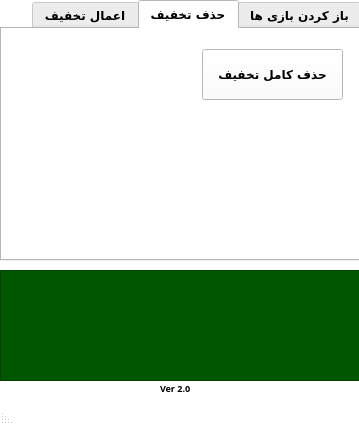
Above: Assets/Main.ui from Phoenix15049/AllAuto before the change. Below: the same form after it.
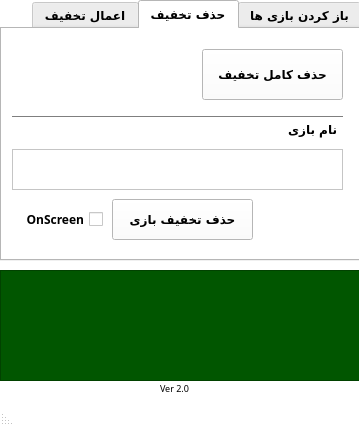
That is the form after the change. The open tabs and pages were chosen to show the change.

Patch:
```diff
--- a/Assets/Main.ui
+++ b/Assets/Main.ui
@@ -11,7 +11,7 @@
     <x>0</x>
     <y>0</y>
     <width>359</width>
-    <height>425</height>
+    <height>426</height>
    </rect>
   </property>
   <property name="sizePolicy">
@@ -29,7 +29,7 @@
   <property name="maximumSize">
    <size>
     <width>359</width>
-    <height>425</height>
+    <height>426</height>
    </size>
   </property>
   <property name="palette">
@@ -517,8 +517,8 @@
      <font>
       <family>IRANYekan</family>
       <pointsize>7</pointsize>
-      <weight>75</weight>
-      <bold>true</bold>
+      <weight>50</weight>
+      <bold>false</bold>
      </font>
     </property>
     <property name="text">
@@ -771,6 +771,113 @@
        <string>حذف کامل تخفیف</string>
       </property>
      </widget>
+     <widget class="QLabel" name="G_name_label_2">
+      <property name="geometry">
+       <rect>
+        <x>280</x>
+        <y>90</y>
+        <width>55</width>
+        <height>21</height>
+       </rect>
+      </property>
+      <property name="text">
+       <string>نام بازی</string>
+      </property>
+     </widget>
+     <widget class="QTextEdit" name="LinkForOpen_Input_2">
+      <property name="geometry">
+       <rect>
+        <x>10</x>
+        <y>120</y>
+        <width>331</width>
+        <height>41</height>
+       </rect>
+      </property>
+      <property name="font">
+       <font>
+        <family>IRANYekan</family>
+        <pointsize>9</pointsize>
+        <weight>50</weight>
+        <bold>false</bold>
+       </font>
+      </property>
+     </widget>
+     <widget class="Line" name="line_2">
+      <property name="geometry">
+       <rect>
+        <x>10</x>
+        <y>80</y>
+        <width>331</width>
+        <height>16</height>
+       </rect>
+      </property>
+      <property name="orientation">
+       <enum>Qt::Horizontal</enum>
+      </property>
+     </widget>
+     <widget class="QPushButton" name="RemoveDisc_SingleBtn">
+      <property name="geometry">
+       <rect>
+        <x>110</x>
+        <y>170</y>
+        <width>141</width>
+        <height>41</height>
+       </rect>
+      </property>
+      <property name="font">
+       <font>
+        <family>IRANYekan</family>
+        <pointsize>9</pointsize>
+        <weight>75</weight>
+        <bold>true</bold>
+       </font>
+      </property>
+      <property name="styleSheet">
+       <string notr="true">QPushButton#RemoveDisc_SingleBtn {
+    background: #f5f5fa;
+    border: 0;
+    border-radius: 8px;
+    box-shadow: -10px -10px 30px 0 #fff, 10px 10px 30px 0 rgba(29, 13, 202, 0.09);
+    color: #2a1f62;
+    cursor: pointer;
+    padding: 5px;
+    text-align: center;
+}
+
+QPushButton#RemoveDisc_SingleBtn:hover {
+    background: #f8f8ff;
+    box-shadow: -15px -15px 30px 0 #fff, 15px 15px 30px 0 rgba(29, 13, 202, 0.09);
+}
+
+QPushButton#RemoveDisc_SingleBtn:pressed {
+    background: #f5f5fa;
+    box-shadow: inset -5px -5px 10px 0 #fff, inset 5px 5px 10px 0 rgba(29, 13, 202, 0.09);
+}
+
+@media (min-width: 768px) {
+    QPushButton#RemoveDisc_SingleBtn {
+        padding: 24px;
+    }
+}
+</string>
+      </property>
+      <property name="text">
+       <string>حذف تخفیف بازی</string>
+      </property>
+     </widget>
+     <widget class="QCheckBox" name="OnScreenRemCheck">
+      <property name="geometry">
+       <rect>
+        <x>10</x>
+        <y>180</y>
+        <width>91</width>
+        <height>20</height>
+       </rect>
+      </property>
+      <property name="text">
+       <string>OnScreen</string>
+      </property>
+     </widget>
     </widget>
     <widget class="QWidget" name="ET">
      <attribute name="title">
```
Left out of the diff: 2 changed lines with no effect on the pictures.
